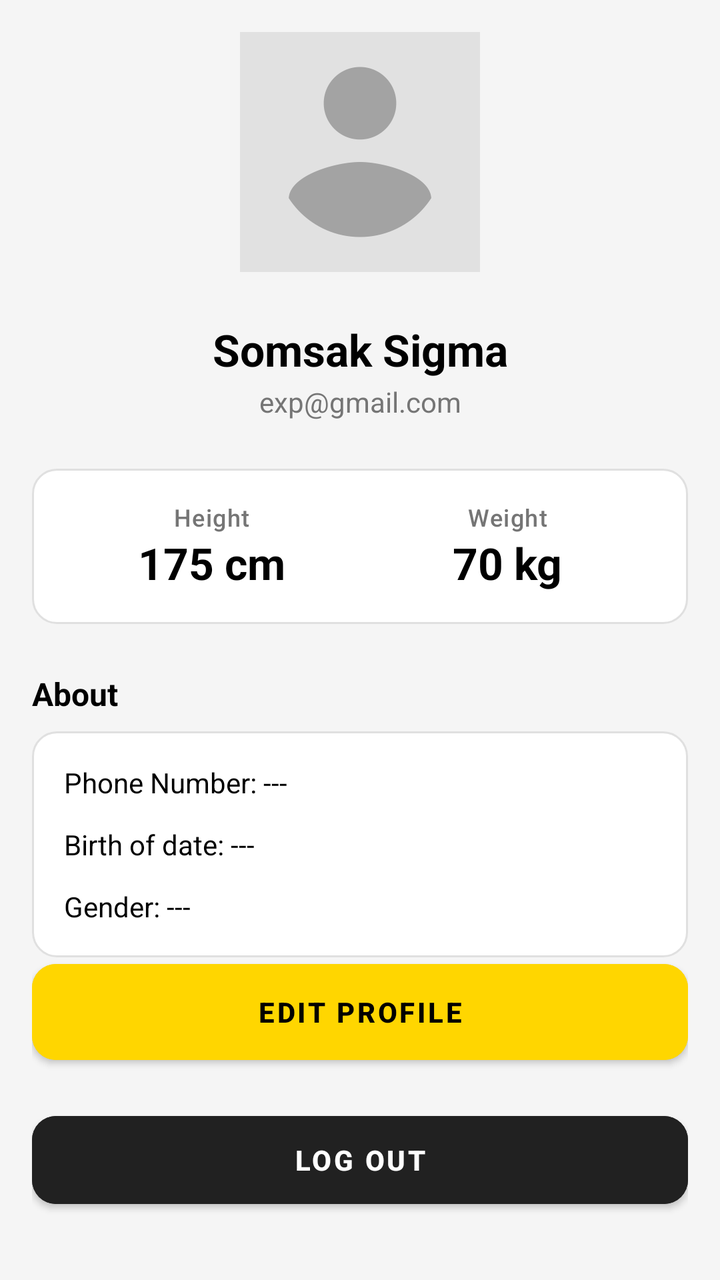
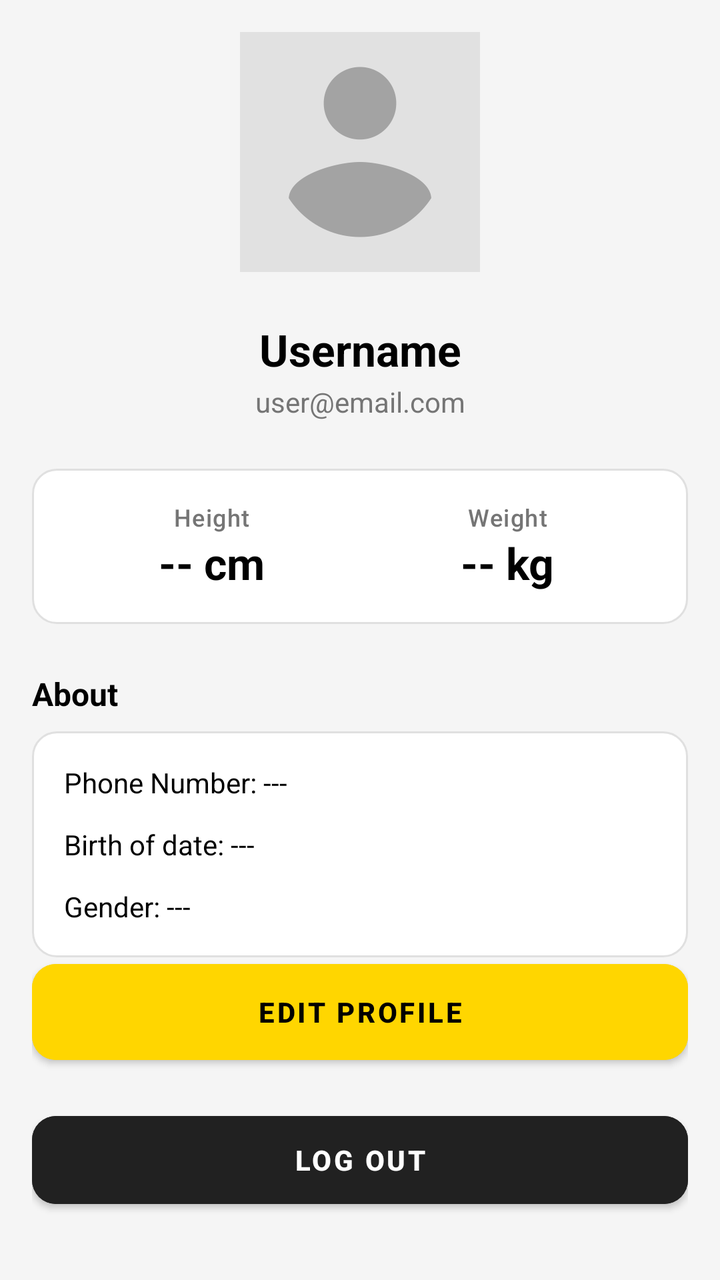

Screens rendered from an Android XML layout before and after an edit, with the pre-edit source and the edit as a unified diff.
<!-- AndroidManifest.xml: application theme Theme.LionFitApp -->
<!-- res/layout/fragment_profile.xml -->
<?xml version="1.0" encoding="utf-8"?>
<androidx.constraintlayout.widget.ConstraintLayout xmlns:android="http://schemas.android.com/apk/res/android"
    xmlns:app="http://schemas.android.com/apk/res-auto"
    xmlns:tools="http://schemas.android.com/tools"
    android:layout_width="match_parent"
    android:layout_height="match_parent"
    android:background="#F5F5F5"
    android:padding="16dp">

    <ImageView
        android:id="@+id/ivProfilePicture"
        android:layout_width="120dp"
        android:layout_height="120dp"
        android:background="@drawable/circle_placeholder"
        android:scaleType="centerCrop"
        android:src="@drawable/ic_profile_placeholder"
        app:layout_constraintEnd_toEndOf="parent"
        app:layout_constraintStart_toStartOf="parent"
        app:layout_constraintTop_toTopOf="parent"
        app:layout_constraintVertical_bias="0.1" />

    <Button
        android:id="@+id/btnChangePic"
        android:layout_width="wrap_content"
        android:layout_height="wrap_content"
        android:backgroundTint="@color/lion_fit_yellow"
        android:text="Change Pic"
        android:textColor="@android:color/black"
        android:textSize="12sp"
        android:visibility="gone"
        app:cornerRadius="16dp"
        app:layout_constraintBottom_toBottomOf="@+id/ivProfilePicture"
        app:layout_constraintEnd_toEndOf="@+id/ivProfilePicture" />

    <LinearLayout
        android:id="@+id/llDisplayMode"
        android:layout_width="match_parent"
        android:layout_height="wrap_content"
        android:layout_marginTop="24dp"
        android:orientation="vertical"
        android:visibility="visible"
        app:layout_constraintTop_toBottomOf="@+id/ivProfilePicture">

        <TextView
            android:id="@+id/tvNameDisplay"
            android:layout_width="match_parent"
            android:layout_height="wrap_content"
            android:gravity="center"
            android:text="Somsak Sigma"
            android:textColor="@android:color/black"
            android:textSize="22sp"
            android:textStyle="bold" />

        <TextView
            android:id="@+id/tvEmailDisplay"
            android:layout_width="match_parent"
            android:layout_height="wrap_content"
            android:gravity="center"
            android:layout_marginTop="2dp"
            android:text="exp@gmail.com"
            android:textColor="@color/text_grey_light"
            android:textSize="14sp" />

        <LinearLayout
            android:layout_width="match_parent"
            android:layout_height="wrap_content"
            android:layout_marginTop="24dp"
            android:background="@drawable/bg_rounded_card"
            android:orientation="horizontal"
            android:padding="16dp"
            android:weightSum="2">

            <LinearLayout
                android:layout_width="0dp"
                android:layout_height="wrap_content"
                android:layout_weight="1"
                android:gravity="center"
                android:orientation="vertical">

                <TextView
                    android:layout_width="wrap_content"
                    android:layout_height="wrap_content"
                    android:text="Height"
                    style="@style/TextAppearance.LionFit.StatLabel" />

                <TextView
                    android:id="@+id/tvHeightDisplay"
                    android:layout_width="wrap_content"
                    android:layout_height="wrap_content"
                    android:text="175 cm"
                    style="@style/TextAppearance.LionFit.StatValue" />
            </LinearLayout>

            <LinearLayout
                android:layout_width="0dp"
                android:layout_height="wrap_content"
                android:layout_weight="1"
                android:gravity="center"
                android:orientation="vertical">

                <TextView
                    android:layout_width="wrap_content"
                    android:layout_height="wrap_content"
                    android:text="Weight"
                    style="@style/TextAppearance.LionFit.StatLabel" />

                <TextView
                    android:id="@+id/tvWeightDisplay"
                    android:layout_width="wrap_content"
                    android:layout_height="wrap_content"
                    android:text="70 kg"
                    style="@style/TextAppearance.LionFit.StatValue" />
            </LinearLayout>
        </LinearLayout>

        <TextView
            android:layout_width="match_parent"
            android:layout_height="wrap_content"
            android:layout_marginTop="24dp"
            android:text="About"
            android:textColor="@android:color/black"
            android:textSize="16sp"
            android:textStyle="bold" />

        <LinearLayout
            android:layout_width="match_parent"
            android:layout_height="wrap_content"
            android:layout_marginTop="8dp"
            android:background="@drawable/bg_rounded_card"
            android:orientation="vertical"
            android:padding="16dp">

            <TextView
                android:id="@+id/tvPhoneDisplay"
                android:layout_width="wrap_content"
                android:layout_height="wrap_content"
                android:layout_marginBottom="12dp"
                android:text="Phone Number: ---"
                android:textColor="@android:color/black" />

            <TextView
                android:id="@+id/tvBirthDateDisplay"
                android:layout_width="wrap_content"
                android:layout_height="wrap_content"
                android:layout_marginBottom="12dp"
                android:text="Birth of date: ---"
                android:textColor="@android:color/black" />

            <TextView
                android:id="@+id/tvGenderDisplay"
                android:layout_width="wrap_content"
                android:layout_height="wrap_content"
                android:text="Gender: ---"
                android:textColor="@android:color/black" />
        </LinearLayout>
    </LinearLayout>

    <LinearLayout
        android:id="@+id/llEditMode"
        android:layout_width="match_parent"
        android:layout_height="0dp"
        android:layout_marginTop="16dp"
        android:orientation="vertical"
        android:visibility="gone"
        android:layout_marginBottom="24dp"
        app:layout_constraintBottom_toTopOf="@+id/btnEditOrSave"
        app:layout_constraintTop_toBottomOf="@+id/ivProfilePicture">

        <EditText
            android:id="@+id/etNameEdit"
            android:layout_width="match_parent"
            android:layout_height="wrap_content"
            android:background="@drawable/bg_rounded_card"
            android:hint="Full Name"
            android:inputType="textPersonName"
            android:layout_marginBottom="12dp"
            android:padding="16dp" />

        <EditText
            android:id="@+id/etPhoneEdit"
            android:layout_width="match_parent"
            android:layout_height="wrap_content"
            android:background="@drawable/bg_rounded_card"
            android:hint="Phone Number"
            android:inputType="phone"
            android:layout_marginBottom="12dp"
            android:padding="16dp" />

        <EditText
            android:id="@+id/etBirthDateEdit"
            android:layout_width="match_parent"
            android:layout_height="wrap_content"
            android:background="@drawable/bg_rounded_card"
            android:hint="Birth Date (YYYY-MM-DD)"
            android:inputType="date"
            android:layout_marginBottom="12dp"
            android:padding="16dp" />

        <EditText
            android:id="@+id/etGenderEdit"
            android:layout_width="match_parent"
            android:layout_height="wrap_content"
            android:background="@drawable/bg_rounded_card"
            android:hint="Gender (e.g., Male, Female, Non-binary)"
            android:inputType="textPersonName"
            android:layout_marginBottom="12dp"
            android:padding="16dp" />

        <LinearLayout
            android:layout_width="match_parent"
            android:layout_height="wrap_content"
            android:weightSum="2"
            android:orientation="horizontal">

            <EditText
                android:id="@+id/etHeightEdit"
                android:layout_width="0dp"
                android:layout_height="wrap_content"
                android:layout_weight="1"
                android:background="@drawable/bg_rounded_card"
                android:hint="Height (cm)"
                android:inputType="numberDecimal"
                android:layout_marginEnd="6dp"
                android:padding="16dp" />

            <EditText
                android:id="@+id/etWeightEdit"
                android:layout_width="0dp"
                android:layout_height="wrap_content"
                android:layout_weight="1"
                android:background="@drawable/bg_rounded_card"
                android:hint="Weight (kg)"
                android:inputType="numberDecimal"
                android:layout_marginStart="6dp"
                android:padding="16dp" />
        </LinearLayout>
    </LinearLayout>

    <Button
        android:id="@+id/btnEditOrSave"
        android:layout_width="match_parent"
        android:layout_height="60dp"
        android:backgroundTint="@color/lion_fit_yellow"
        android:layout_marginBottom="16dp"
        android:text="Edit Profile"
        android:textColor="@android:color/black"
        android:textStyle="bold"
        app:cornerRadius="12dp"
        app:layout_constraintBottom_toTopOf="@+id/btnCancelOrLogout" />

    <Button
        android:id="@+id/btnCancelOrLogout"
        android:layout_width="match_parent"
        android:layout_height="56dp"
        android:backgroundTint="@color/save_button_black"
        android:layout_marginBottom="16dp"
        android:text="Log Out"
        android:textColor="@android:color/white"
        android:textStyle="bold"
        app:cornerRadius="12dp"
        app:layout_constraintBottom_toBottomOf="parent" />

</androidx.constraintlayout.widget.ConstraintLayout>
<!-- resources referenced by this layout -->
<resources>
  <color name="lion_fit_yellow">#FFD600</color>
  <color name="save_button_black">#212121</color>
  <color name="text_grey_light">#757575</color>
  <!-- drawable bg_rounded_card (drawable) -->
  <?xml version="1.0" encoding="utf-8"?>
  <shape xmlns:android="http://schemas.android.com/apk/res/android">
      <solid android:color="@android:color/white" />
      <corners android:radius="12dp" /> <stroke
      android:width="1dp"
      android:color="#E0E0E0" /> </shape>
  <!-- drawable circle_placeholder (drawable) -->
  <?xml version="1.0" encoding="utf-8"?>
  <shape xmlns:android="http://schemas.android.com/apk/res/android"
      android:shape="oval">
      <solid android:color="#E0E0E0"/> </shape>
  <!-- drawable ic_profile_placeholder: png bitmap (drawable, 2011 bytes) -->
  <style name="TextAppearance.LionFit.StatLabel" parent="TextAppearance.Material3.LabelMedium">
          <item name="android:textColor">@color/text_grey_light</item>
      </style>
  <style name="TextAppearance.LionFit.StatValue" parent="TextAppearance.Material3.TitleLarge">
          <item name="android:textStyle">bold</item>
          <item name="android:textColor">@android:color/black</item>
      </style>
  <style name="Theme.LionFitApp" parent="Theme.MaterialComponents.DayNight.NoActionBar">
          <item name="android:windowLightStatusBar">true</item>
      </style>
</resources>

<!-- the commit's change to res/layout/fragment_profile.xml (unified diff, before → after) -->
@@ -46,7 +46,7 @@
             android:layout_width="match_parent"
             android:layout_height="wrap_content"
             android:gravity="center"
-            android:text="Somsak Sigma"
+            android:text="Username"
             android:textColor="@android:color/black"
             android:textSize="22sp"
             android:textStyle="bold" />
@@ -57,7 +57,7 @@
             android:layout_height="wrap_content"
             android:gravity="center"
             android:layout_marginTop="2dp"
-            android:text="exp@gmail.com"
+            android:text="user@email.com"
             android:textColor="@color/text_grey_light"
             android:textSize="14sp" />
 
@@ -87,7 +87,7 @@
                     android:id="@+id/tvHeightDisplay"
                     android:layout_width="wrap_content"
                     android:layout_height="wrap_content"
-                    android:text="175 cm"
+                    android:text="-- cm"
                     style="@style/TextAppearance.LionFit.StatValue" />
             </LinearLayout>
 
@@ -108,7 +108,7 @@
                     android:id="@+id/tvWeightDisplay"
                     android:layout_width="wrap_content"
                     android:layout_height="wrap_content"
-                    android:text="70 kg"
+                    android:text="-- kg"
                     style="@style/TextAppearance.LionFit.StatValue" />
             </LinearLayout>
         </LinearLayout>
<!-- resource entries referenced after the edit -->
@@ -23,7 +23,7 @@
           <item name="android:textStyle">bold</item>
           <item name="android:textColor">@android:color/black</item>
       </style>
-  <style name="Theme.LionFitApp" parent="Theme.MaterialComponents.DayNight.NoActionBar">
+  <style name="Theme.LionFitApp" parent="Theme.MaterialComponents.Light.NoActionBar">
           <item name="android:windowLightStatusBar">true</item>
       </style>
 </resources>
